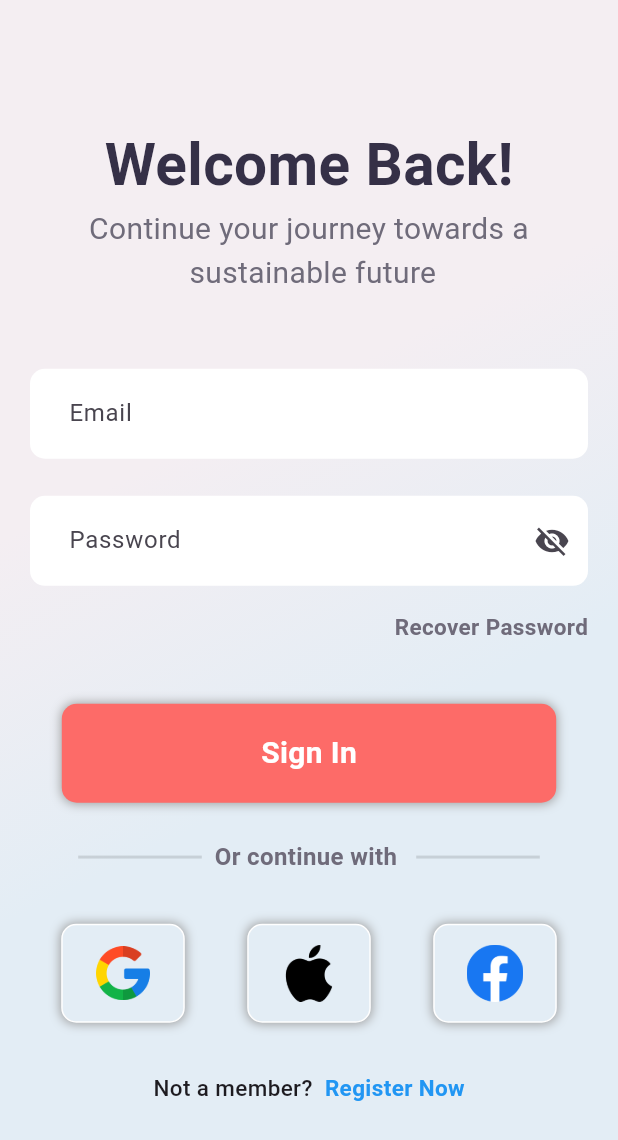
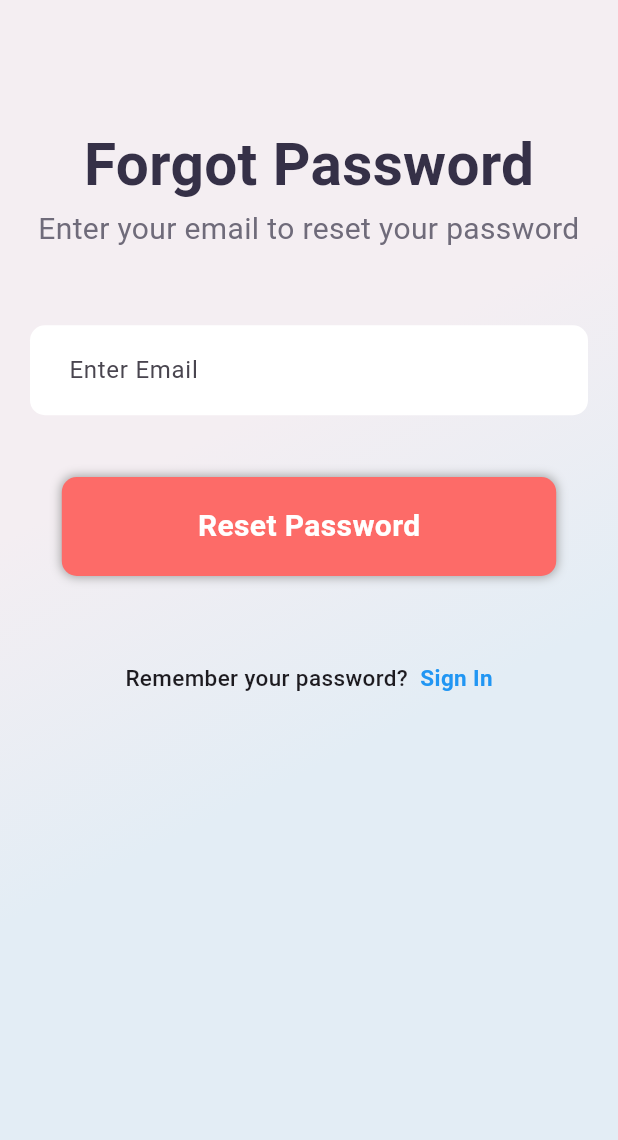
Before and after one commit to Adityasawant1/Avalon, a Flutter app: the SignInPage screen opened directly, after a tap on "Recover Password", on a phone screen of 412 x 824 dp. Shown: the top 1140 px of the screen. Run offline on Flutter 3.47's test engine with Material 3 defaults, Android fonts, the phone set to English and light mode, and no system bars; our stand-ins replace email_validator.

Commit message:
Designing for login pages are completed

```diff
--- a/lib/main.dart
+++ b/lib/main.dart
@@ -1,6 +1,4 @@
-//import 'package:avalon/pages/loginpage/intro_page.dart';
-import 'package:avalon/pages/loginpage/signin_page.dart';
-//import 'package:avalon/pages/loginpage/signup_page.dart';
+import 'package:avalon/pages/loginpage/intro_page.dart';
 import 'package:flutter/material.dart';
 
 void main() {
@@ -16,7 +14,7 @@ class MyApp extends StatelessWidget {
       title: 'Avalon ',
       debugShowCheckedModeBanner: false,
       theme: ThemeData(),
-      home: const SignInPage(),
+      home: const IntroPage(),
     );
   }
 }
--- /dev/null
+++ b/lib/pages/loginpage/forgot_pass.dart
@@ -0,0 +1,250 @@
+import 'package:avalon/theme/colors.dart';
+import 'package:email_validator/email_validator.dart';
+import 'package:flutter/material.dart';
+import 'dart:async';
+
+class ForgotPasswordPage extends StatefulWidget {
+  const ForgotPasswordPage({super.key});
+
+  @override
+  State<ForgotPasswordPage> createState() => _ForgotPasswordPageState();
+}
+
+class _ForgotPasswordPageState extends State<ForgotPasswordPage> {
+  final _formKey = GlobalKey<FormState>();
+  final _emailController = TextEditingController();
+  bool _showResendText = false;
+  bool _isResendButtonActive = false;
+  bool _isResetButtonDisabled = false;
+  int _timerSeconds = 60;
+  Timer? _timer;
+
+  void _startTimer() {
+    setState(() {
+      _isResendButtonActive = false;
+      _timerSeconds = 60;
+      _showResendText = true;
+      _isResetButtonDisabled = true;
+    });
+    _timer = Timer.periodic(const Duration(seconds: 1), (timer) {
+      if (_timerSeconds > 0) {
+        setState(() {
+          _timerSeconds--;
+        });
+      } else {
+        setState(() {
+          _isResendButtonActive = true;
+          // _isResetButtonDisabled = false;
+        });
+        timer.cancel();
+      }
+    });
+  }
+
+  void _resetPassword() {
+    if (_formKey.currentState!.validate()) {
+      // Perform reset password logic
+      showDialog(
+        context: context,
+        builder: (BuildContext context) {
+          return AlertDialog(
+            title: const Text('Password Reset'),
+            content:
+                Text('Password reset link is sent to ${_emailController.text}'),
+            actions: [
+              TextButton(
+                onPressed: () {
+                  Navigator.of(context).pop();
+                  _startTimer();
+                },
+                child: const Text('OK'),
+              ),
+            ],
+          );
+        },
+      );
+    }
+  }
+
+  void _resendEmail() {
+    if (_isResendButtonActive) {
+      // Perform resend email logic
+      _startTimer();
+      ScaffoldMessenger.of(context).showSnackBar(
+        const SnackBar(content: Text('Password reset link has been resent')),
+      );
+    }
+  }
+
+  @override
+  void dispose() {
+    _timer?.cancel();
+    _emailController.dispose();
+    super.dispose();
+  }
+
+  @override
+  Widget build(BuildContext context) {
+    Size size = MediaQuery.of(context).size;
+    return Scaffold(
+      body: Container(
+        width: size.width,
+        height: size.height,
+        decoration: BoxDecoration(
+          gradient: LinearGradient(
+            begin: Alignment.topCenter,
+            colors: [
+              backgroundColor2,
+              backgroundColor2,
+              backgroundColor4,
+            ],
+          ),
+        ),
+        child: SingleChildScrollView(
+          child: Padding(
+            padding: const EdgeInsets.symmetric(horizontal: 20.0),
+            child: Column(
+              children: [
+                SizedBox(height: size.height * 0.1),
+                // Title
+                Text(
+                  'Forgot Password',
+                  style: TextStyle(
+                    fontWeight: FontWeight.w700,
+                    fontSize: 39,
+                    color: textColor1,
+                  ),
+                ),
+                // Subtitle
+                Text(
+                  'Enter your email to reset your password',
+                  textAlign: TextAlign.center,
+                  style: TextStyle(
+                    fontSize: 20,
+                    color: textColor2,
+                  ),
+                ),
+                SizedBox(height: size.height * 0.06),
+                Form(
+                  key: _formKey,
+                  child: Column(
+                    children: [
+                      // Enter Email Input Field
+                      TextFormField(
+                        controller: _emailController,
+                        keyboardType: TextInputType.emailAddress,
+                        decoration: InputDecoration(
+                          contentPadding: const EdgeInsets.symmetric(
+                            vertical: 18,
+                            horizontal: 22,
+                          ),
+                          hintText: "Enter Email",
+                          fillColor: Colors.white,
+                          filled: true,
+                          border: OutlineInputBorder(
+                            borderRadius: BorderRadius.circular(10),
+                            borderSide: BorderSide.none,
+                          ),
+                        ),
+                        validator: (value) {
+                          if (value == null || value.isEmpty) {
+                            return 'Please enter email';
+                          } else if (!EmailValidator.validate(value)) {
+                            return 'Please enter a valid email';
+                          }
+                          return null;
+                        },
+                        onChanged: (value) {
+                          if (_formKey.currentState != null) {
+                            _formKey.currentState!.validate();
+                          }
+                        },
+                      ),
+                      SizedBox(height: size.height * 0.05),
+                      // Reset Password Button
+                      GestureDetector(
+                        onTap: _isResetButtonDisabled ? null : _resetPassword,
+                        child: Container(
+                          height: size.height * 0.08,
+                          width: size.width * 0.8,
+                          decoration: BoxDecoration(
+                            color: _isResetButtonDisabled
+                                ? Colors.grey
+                                : buttonColor,
+                            borderRadius: BorderRadius.circular(10),
+                            boxShadow: const [
+                              BoxShadow(
+                                blurRadius: 5,
+                                spreadRadius: 0.5,
+                                color: Colors.grey,
+                              ),
+                            ],
+                          ),
+                          child: const Center(
+                            child: Text(
+                              "Reset Password",
+                              style: TextStyle(
+                                color: Colors.white,
+                                fontWeight: FontWeight.bold,
+                                fontSize: 20,
+                              ),
+                            ),
+                          ),
+                        ),
+                      ),
+                      SizedBox(height: size.height * 0.03),
+                      // Resend Email Text
+                      if (_showResendText)
+                        GestureDetector(
+                          onTap: _resendEmail,
+                          child: Text(
+                            _isResendButtonActive
+                                ? "Resend Email"
+                                : "Resend in $_timerSeconds s",
+                            style: TextStyle(
+                              color: _isResendButtonActive
+                                  ? Colors.blue
+                                  : Colors.grey,
+                              fontWeight: FontWeight.bold,
+                              fontSize: 16,
+                            ),
+                          ),
+                        ),
+                      SizedBox(height: size.height * 0.04),
+                    ],
+                  ),
+                ),
+                Row(
+                  mainAxisAlignment: MainAxisAlignment.center,
+                  children: [
+                    const Text(
+                      "Remember your password?",
+                      style: TextStyle(
+                        fontSize: 15,
+                        fontWeight: FontWeight.w500,
+                      ),
+                    ),
+                    SizedBox(width: size.width * 0.01),
+                    GestureDetector(
+                      onTap: () {
+                        Navigator.pop(context);
+                      },
+                      child: const Text(
+                        " Sign In",
+                        style: TextStyle(
+                          fontSize: 15,
+                          fontWeight: FontWeight.bold,
+                          color: Colors.blue,
+                        ),
+                      ),
+                    ),
+                  ],
+                ),
+              ],
+            ),
+          ),
+        ),
+      ),
+    );
+  }
+}
--- a/lib/pages/loginpage/signin_page.dart
+++ b/lib/pages/loginpage/signin_page.dart
@@ -1,3 +1,4 @@
+import 'package:avalon/pages/loginpage/forgot_pass.dart';
 import 'package:avalon/pages/loginpage/signup_page.dart';
 import 'package:avalon/theme/colors.dart';
 import 'package:email_validator/email_validator.dart';
@@ -152,7 +153,13 @@ class _SignInPageState extends State<SignInPage> {
                       Align(
                         alignment: Alignment.centerRight,
                         child: GestureDetector(
-                          onTap: () {},
+                          onTap: () {
+                            Navigator.push(
+                                context,
+                                MaterialPageRoute(
+                                    builder: (context) =>
+                                        ForgotPasswordPage()));
+                          },
                           child: Text(
                             "Recover Password",
                             style: TextStyle(
--- a/pubspec.yaml
+++ b/pubspec.yaml
@@ -37,6 +37,7 @@ dependencies:
   cupertino_icons: ^1.0.6
   google_nav_bar: ^5.0.6
   email_validator: ^3.0.0
+  flutter_shake_animated: ^0.0.5
 
 
 
```
Also changed, not shown: lib/pages/loginpage/signup_page.dart (+7 -1 lines), pubspec.lock.
